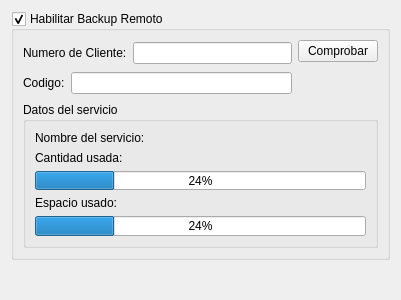
This is trunk/plugins/backupremoto/formprefbackupremoto.ui in chungote/gestotux as Qt 5 draws it before an edit. The edited form follows.
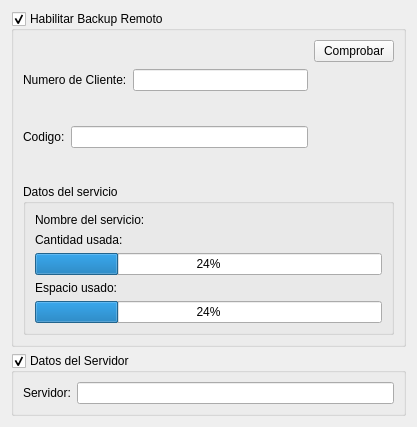
This is the edited form.

Commit message: Mejoras generales de garatias, paginas de wizard de orden de trabajo y backup remoto ahora soporta configurar el host.

Patch:
```diff
--- a/trunk/plugins/backupremoto/formprefbackupremoto.ui
+++ b/trunk/plugins/backupremoto/formprefbackupremoto.ui
@@ -6,8 +6,8 @@
    <rect>
     <x>0</x>
     <y>0</y>
-    <width>401</width>
-    <height>300</height>
+    <width>417</width>
+    <height>427</height>
    </rect>
   </property>
   <property name="sizePolicy">
@@ -19,8 +19,8 @@
   <property name="windowTitle">
    <string>Form</string>
   </property>
-  <layout class="QGridLayout" name="gridLayout">
-   <item row="0" column="0">
+  <layout class="QVBoxLayout" name="verticalLayout_5">
+   <item>
     <widget class="QGroupBox" name="GBUsar">
      <property name="title">
       <string>Habilitar Backup Remoto</string>
@@ -151,18 +151,34 @@
      </layout>
     </widget>
    </item>
-   <item row="1" column="0">
-    <spacer name="verticalSpacer_2">
-     <property name="orientation">
-      <enum>Qt::Vertical</enum>
+   <item>
+    <widget class="QGroupBox" name="GBHost">
+     <property name="title">
+      <string>Datos del Servidor</string>
      </property>
-     <property name="sizeHint" stdset="0">
-      <size>
-       <width>20</width>
-       <height>40</height>
-      </size>
+     <property name="flat">
+      <bool>false</bool>
      </property>
-    </spacer>
+     <property name="checkable">
+      <bool>true</bool>
+     </property>
+     <layout class="QGridLayout" name="gridLayout">
+      <item row="0" column="0">
+       <layout class="QHBoxLayout" name="horizontalLayout_4">
+        <item>
+         <widget class="QLabel" name="LServidor">
+          <property name="text">
+           <string>Servidor:</string>
+          </property>
+         </widget>
+        </item>
+        <item>
+         <widget class="QLineEdit" name="LEServidor"/>
+        </item>
+       </layout>
+      </item>
+     </layout>
+    </widget>
    </item>
   </layout>
  </widget>
```
The commit also changes 11 other files.
